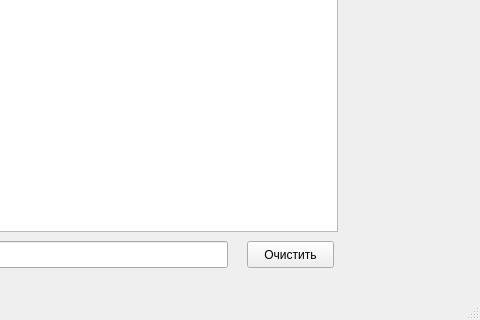
The window that 6_semestr/PABD/lab5/Prog/l5_program/mainwindow.ui (OranGeNaL/labs) describes before a commit, drawn with Qt 5; both pictures show x 353 to 833 and y 309 to 629 of the 833 by 629 pixel window.
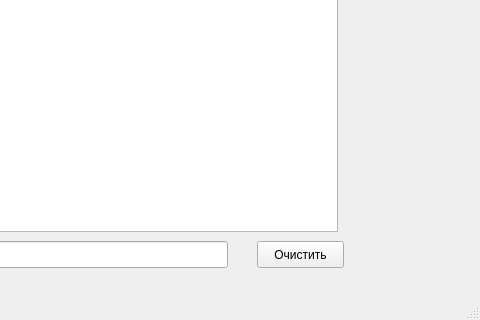
The same window after the commit.

Diff of the .ui file:
```diff
--- a/6_semestr/PABD/lab5/Prog/l5_program/mainwindow.ui
+++ b/6_semestr/PABD/lab5/Prog/l5_program/mainwindow.ui
@@ -37,7 +37,7 @@
    <widget class="QPushButton" name="buttonClear">
     <property name="geometry">
      <rect>
-      <x>600</x>
+      <x>610</x>
       <y>550</y>
       <width>87</width>
       <height>27</height>
```
